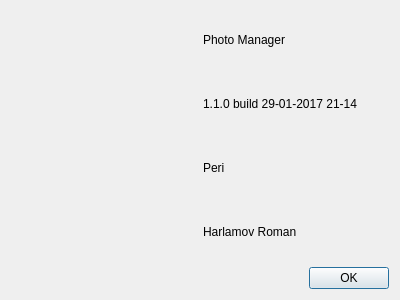
Above: PhotoManager/aboutwindow.ui from pphprj/periphotoproject before the change. Below: the same form after it.
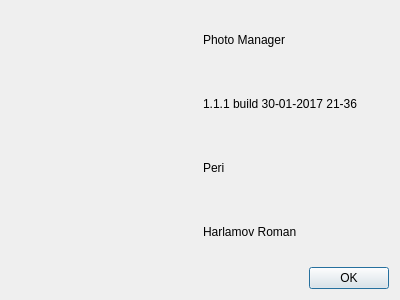
That is the form after the change.

Patch:
```diff
--- a/PhotoManager/aboutwindow.ui
+++ b/PhotoManager/aboutwindow.ui
@@ -26,7 +26,7 @@
      <item row="1" column="1">
       <widget class="QLabel" name="labelVersion">
        <property name="text">
-        <string>1.1.0 build 29-01-2017 21-14</string>
+        <string>1.1.1 build 30-01-2017 21-36</string>
        </property>
       </widget>
      </item>
```
